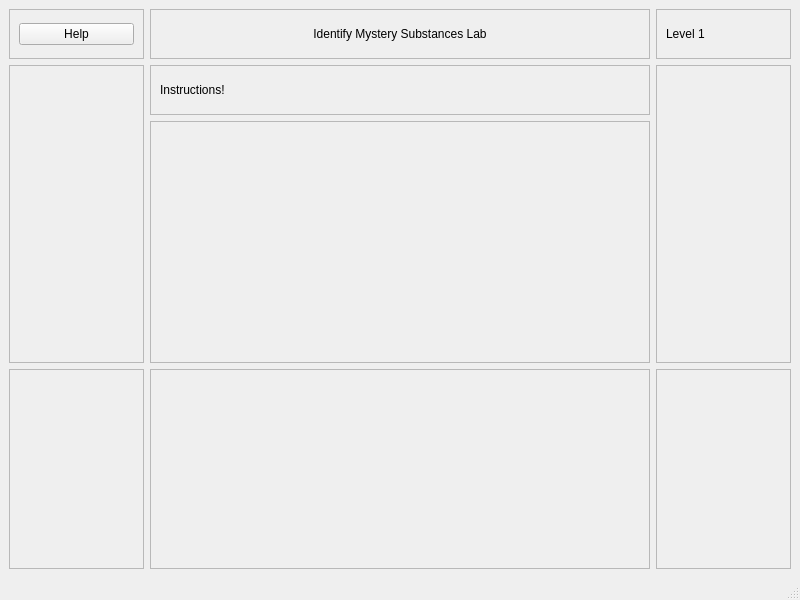
Old version of the form mainwindow.ui in the repository University-of-Utah-CS3505/a9-edu-app-DDDragonz.
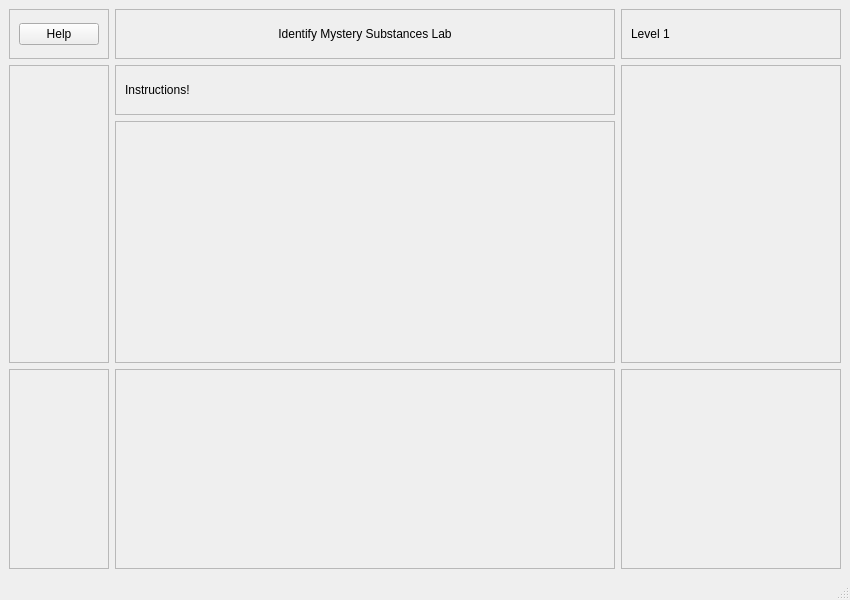
New version of the form. Custom widgets are drawn as their Qt base class.

Diff of the .ui file:
```diff
--- a/mainwindow.ui
+++ b/mainwindow.ui
@@ -68,7 +68,7 @@
       </property>
       <property name="maximumSize">
        <size>
-        <width>200</width>
+        <width>300</width>
         <height>50</height>
        </size>
       </property>
@@ -183,9 +183,15 @@
     </item>
     <item row="3" column="2">
      <widget class="QFrame" name="possibleElementsFrame">
+      <property name="minimumSize">
+       <size>
+        <width>220</width>
+        <height>0</height>
+       </size>
+      </property>
       <property name="maximumSize">
        <size>
-        <width>16777215</width>
+        <width>240</width>
         <height>200</height>
        </size>
       </property>
@@ -247,6 +253,14 @@
   </widget>
   <widget class="QStatusBar" name="statusbar"/>
  </widget>
+ <customwidgets>
+  <customwidget>
+   <class>IdentifyChemicals</class>
+   <extends>QWidget</extends>
+   <header>identifychemicals.h</header>
+   <container>1</container>
+  </customwidget>
+ </customwidgets>
  <resources/>
  <connections/>
 </ui>
```
Left out of the diff: 4 changed lines with no effect on the pictures.
